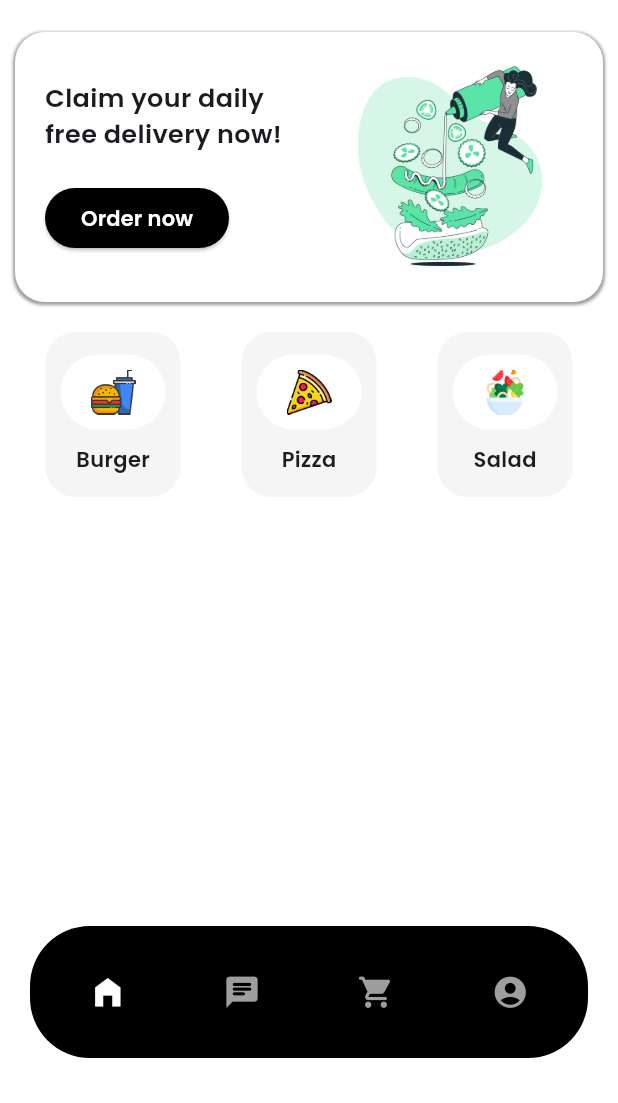
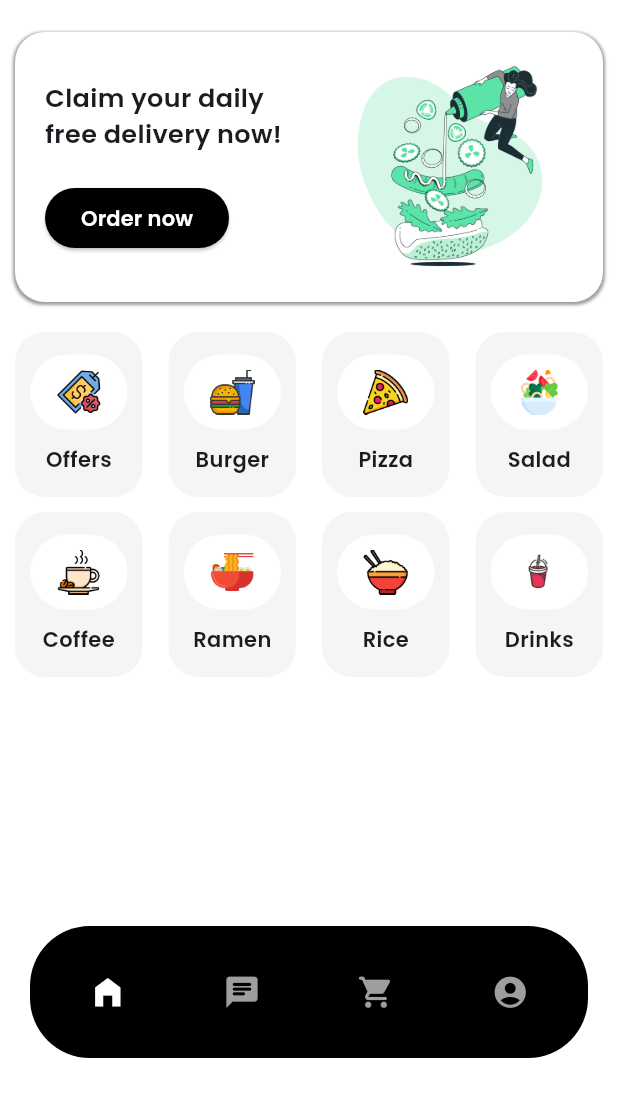
Before and after one commit to Vincent-Baret-974/Food_booking, a Flutter app: the screen it shows after launch, on a phone screen of 412 x 824 dp, the part 133-1236 px from its top. Run offline on Flutter 3.47's test engine with Material 3 defaults, Android fonts, the phone set to English and light mode, and no system bars; our stand-ins replace google_fonts.

Commit message:
feat: finish product grid implementation

```diff
--- /dev/null
+++ b/lib/widgets/ProductCategoryCard.dart
@@ -0,0 +1,53 @@
+import 'package:flutter/material.dart';
+
+import 'package:google_fonts/google_fonts.dart';
+
+class ProductCategoryCard extends StatelessWidget {
+  final Map productCategoryData;
+
+  const ProductCategoryCard({
+    super.key, required this.productCategoryData,
+  });
+
+  @override
+  Widget build(BuildContext context) {
+    return Container(
+      height: 110,
+      width: 85,
+      padding: const EdgeInsets.all(10),
+      decoration: BoxDecoration(
+          color: Colors.grey.shade100,
+          borderRadius: const BorderRadius.all(Radius.circular(20))
+      ),
+      child: Column(
+        mainAxisAlignment: MainAxisAlignment.center,
+        children: [
+          Container(
+            decoration: const BoxDecoration(
+                color: Colors.white,
+                borderRadius: BorderRadius.all(Radius.circular(100))
+            ),
+            padding: const EdgeInsets.all(10),
+            child: Container(
+              height: 30,
+              decoration: BoxDecoration(
+                  color: Colors.white,
+                  image: DecorationImage(
+                      image: AssetImage(productCategoryData['image']),
+                      fit: BoxFit.scaleDown
+                  )
+              ),
+            ),
+          ),
+          const SizedBox(height: 10),
+          Text(
+            productCategoryData['title'],
+            style: GoogleFonts.poppins(
+                fontWeight: FontWeight.w600
+            ),
+          )
+        ],
+      ),
+    );
+  }
+}
--- a/lib/widgets/ProductGrid.dart
+++ b/lib/widgets/ProductGrid.dart
@@ -1,10 +1,15 @@
 import 'package:flutter/material.dart';
-import 'package:google_fonts/google_fonts.dart';
+
+import 'ProductCategoryCard.dart';
 
 class ProductGrid extends StatelessWidget {
   ProductGrid({super.key});
 
-  final List productCategories = [
+  final List productCategoriesFirstRow = [
+    {
+      'title': 'Offers',
+      'image': 'images/offers.png'
+    },
     {
       'title': 'Burger',
       'image': 'images/burger.png'
@@ -19,72 +24,43 @@ class ProductGrid extends StatelessWidget {
     }
   ];
 
+  final List productCategoriesSecondRow = [
+    {
+      'title': 'Coffee',
+      'image': 'images/coffee.png'
+    },
+    {
+      'title': 'Ramen',
+      'image': 'images/ramen.png'
+    },
+    {
+      'title': 'Rice',
+      'image': 'images/rice.png'
+    },
+    {
+      'title': 'Drinks',
+      'image': 'images/drink.png'
+    }
+  ];
+
   @override
   Widget build(BuildContext context) {
     return Column(
       children: [
         Row(
-          mainAxisAlignment: MainAxisAlignment.spaceAround,
-          children: productCategories.map((productCategory) {
+          mainAxisAlignment: MainAxisAlignment.spaceBetween,
+          children: productCategoriesFirstRow.map((productCategory) {
             return ProductCategoryCard(productCategoryData: productCategory);
           }).toList(),
         ),
-        const Row(
-          children: [
-            Text('')
-          ],
+        const SizedBox(height: 10),
+        Row(
+          mainAxisAlignment: MainAxisAlignment.spaceBetween,
+          children: productCategoriesSecondRow.map((productCategory) {
+            return ProductCategoryCard(productCategoryData: productCategory);
+          }).toList(),
         )
       ],
     );
   }
 }
-
-class ProductCategoryCard extends StatelessWidget {
-  final Map productCategoryData;
-
-  const ProductCategoryCard({
-    super.key, required this.productCategoryData,
-  });
-
-  @override
-  Widget build(BuildContext context) {
-    return Container(
-      height: 110,
-      width: 90,
-      padding: const EdgeInsets.all(10),
-      decoration: BoxDecoration(
-        color: Colors.grey.shade100,
-        borderRadius: const BorderRadius.all(Radius.circular(20))
-      ),
-      child: Column(
-        mainAxisAlignment: MainAxisAlignment.center,
-        children: [
-          Container(
-            decoration: const BoxDecoration(
-              color: Colors.white,
-                borderRadius: BorderRadius.all(Radius.circular(100))
-            ),
-            padding: const EdgeInsets.all(10),
-            child: Container(
-              height: 30,
-              decoration: BoxDecoration(
-                  color: Colors.white,
-                  image: DecorationImage(
-                      image: AssetImage(productCategoryData['image']),
-                      fit: BoxFit.scaleDown
-                  )
-              ),
-            ),
-          ),
-          const SizedBox(height: 10),
-          Text(
-              productCategoryData['title'],
-              style: GoogleFonts.poppins(
-                fontWeight: FontWeight.w600
-              ),
-          )
-        ],
-      ),
-    );
-  }
-}
--- a/pubspec.yaml
+++ b/pubspec.yaml
@@ -65,6 +65,11 @@ flutter:
     - images/burger.png
     - images/pizza.png
     - images/salad.png
+    - images/offers.png
+    - images/ramen.png
+    - images/rice.png
+    - images/drink.png
+    - images/coffee.png
 
   # An image asset can refer to one or more resolution-specific "variants", see
   # https://flutter.dev/assets-and-images/#resolution-aware
```
Also changed, not shown: images/coffee.png (added), images/drink.png (added), images/offers.png (added), images/ramen.png (added), images/rice.png (added), 3 other files.
